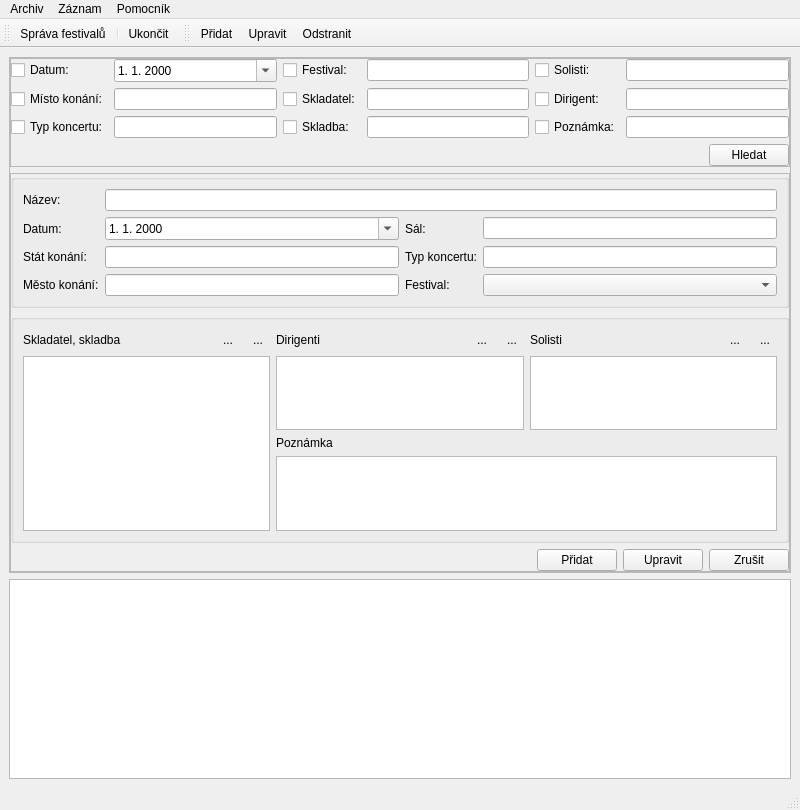
First picture: the form in mainform.ui, repository osense/fb-archive, before the edit.
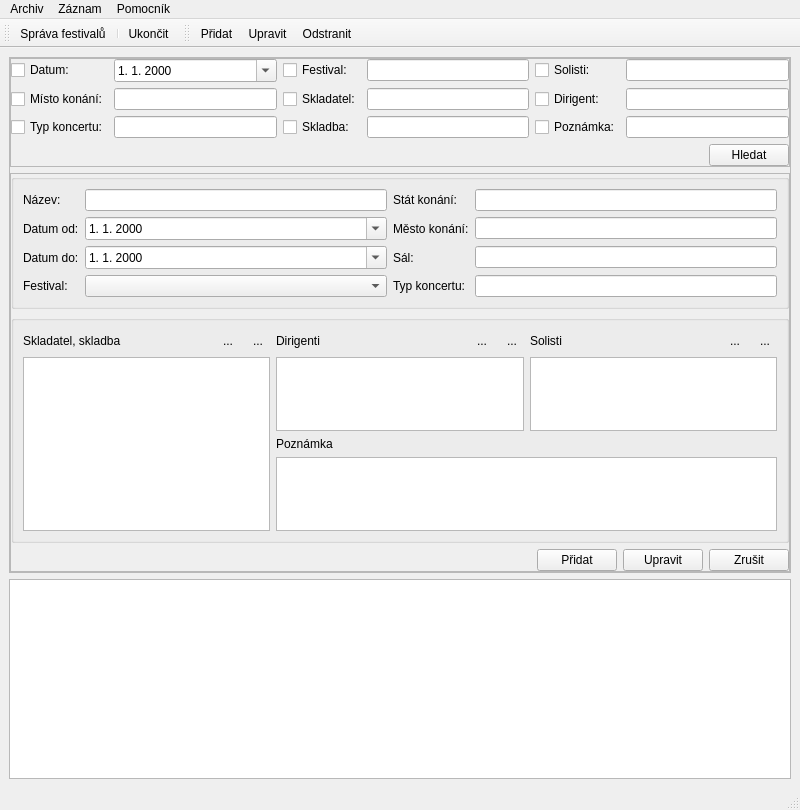
Second picture: the form after the edit. Icons and pictures are not drawn.

Commit message: added date_from, date_to

```diff
--- a/mainform.ui
+++ b/mainform.ui
@@ -223,8 +223,6 @@
             <property name="title">
              <string/>
             </property>
-            <layout class="QGridLayout" name="gridLayout_5">
-             <item row="0" column="0">
               <layout class="QGridLayout" name="gridLayout">
                <item row="0" column="0">
                 <widget class="QLabel" name="label_11">
@@ -233,13 +231,23 @@
                  </property>
                 </widget>
                </item>
-               <item row="0" column="1" colspan="3">
+             <item row="0" column="1">
                 <widget class="QLineEdit" name="edit_name"/>
                </item>
+             <item row="0" column="2">
+              <widget class="QLabel" name="label_2">
+               <property name="text">
+                <string>Stát konání:</string>
+               </property>
+              </widget>
+             </item>
+             <item row="0" column="3">
+              <widget class="QLineEdit" name="edit_state"/>
+             </item>
                <item row="1" column="0">
                 <widget class="QLabel" name="label">
                  <property name="text">
-                  <string>Datum:</string>
+                <string>Datum od:</string>
                  </property>
                 </widget>
                </item>
@@ -254,56 +262,61 @@
                 </widget>
                </item>
                <item row="1" column="2">
-                <widget class="QLabel" name="label_5">
+              <widget class="QLabel" name="label_3">
                  <property name="text">
-                  <string>Sál:</string>
+                <string>Město konání:</string>
                  </property>
                 </widget>
                </item>
                <item row="1" column="3">
-                <widget class="QLineEdit" name="edit_hall"/>
+              <widget class="QLineEdit" name="edit_city"/>
                </item>
                <item row="2" column="0">
-                <widget class="QLabel" name="label_2">
+              <widget class="QLabel" name="label_12">
                  <property name="text">
-                  <string>Stát konání:</string>
+                <string>Datum do:</string>
                  </property>
                 </widget>
                </item>
                <item row="2" column="1">
-                <widget class="QLineEdit" name="edit_state"/>
+              <widget class="QDateTimeEdit" name="edit_date_to">
+               <property name="displayFormat">
+                <string>d. M. yyyy</string>
+               </property>
+               <property name="calendarPopup">
+                <bool>true</bool>
+               </property>
+              </widget>
                </item>
                <item row="2" column="2">
-                <widget class="QLabel" name="label_4">
+              <widget class="QLabel" name="label_5">
                  <property name="text">
-                  <string>Typ koncertu:</string>
+                <string>Sál:</string>
                  </property>
                 </widget>
                </item>
                <item row="2" column="3">
-                <widget class="QLineEdit" name="edit_type"/>
+              <widget class="QLineEdit" name="edit_hall"/>
                </item>
                <item row="3" column="0">
-                <widget class="QLabel" name="label_3">
-                 <property name="text">
-                  <string>Město konání:</string>
-                 </property>
-                </widget>
-               </item>
-               <item row="3" column="1">
-                <widget class="QLineEdit" name="edit_city"/>
-               </item>
-               <item row="3" column="2">
                 <widget class="QLabel" name="label_9">
                  <property name="text">
                   <string>Festival:</string>
                  </property>
                 </widget>
                </item>
-               <item row="3" column="3">
+             <item row="3" column="1">
                 <widget class="QComboBox" name="cb_festival"/>
                </item>
-              </layout>
+             <item row="3" column="2">
+              <widget class="QLabel" name="label_4">
+               <property name="text">
+                <string>Typ koncertu:</string>
+               </property>
+              </widget>
+             </item>
+             <item row="3" column="3">
+              <widget class="QLineEdit" name="edit_type"/>
              </item>
             </layout>
             <zorder></zorder>
```
Left out of the diff: 6 changed lines with no effect on the pictures. Lines whose indentation alone changed are shown as unchanged. The commit also changes 7 other files.
